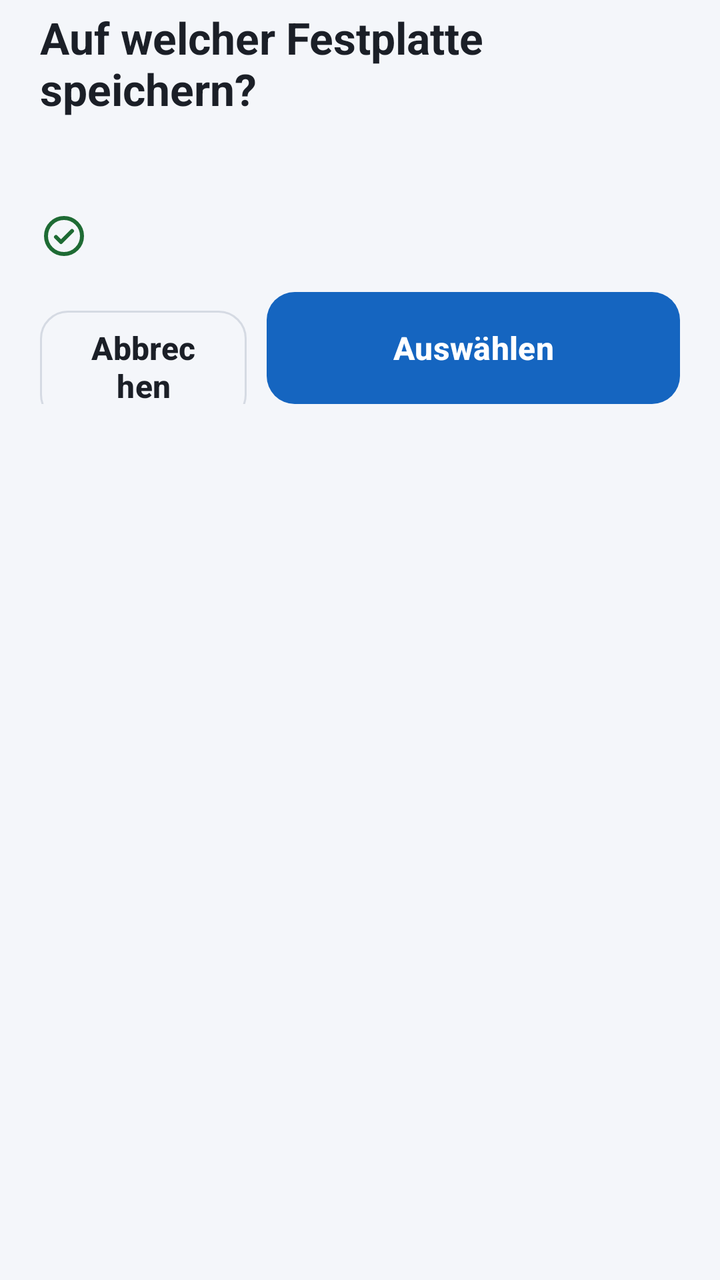
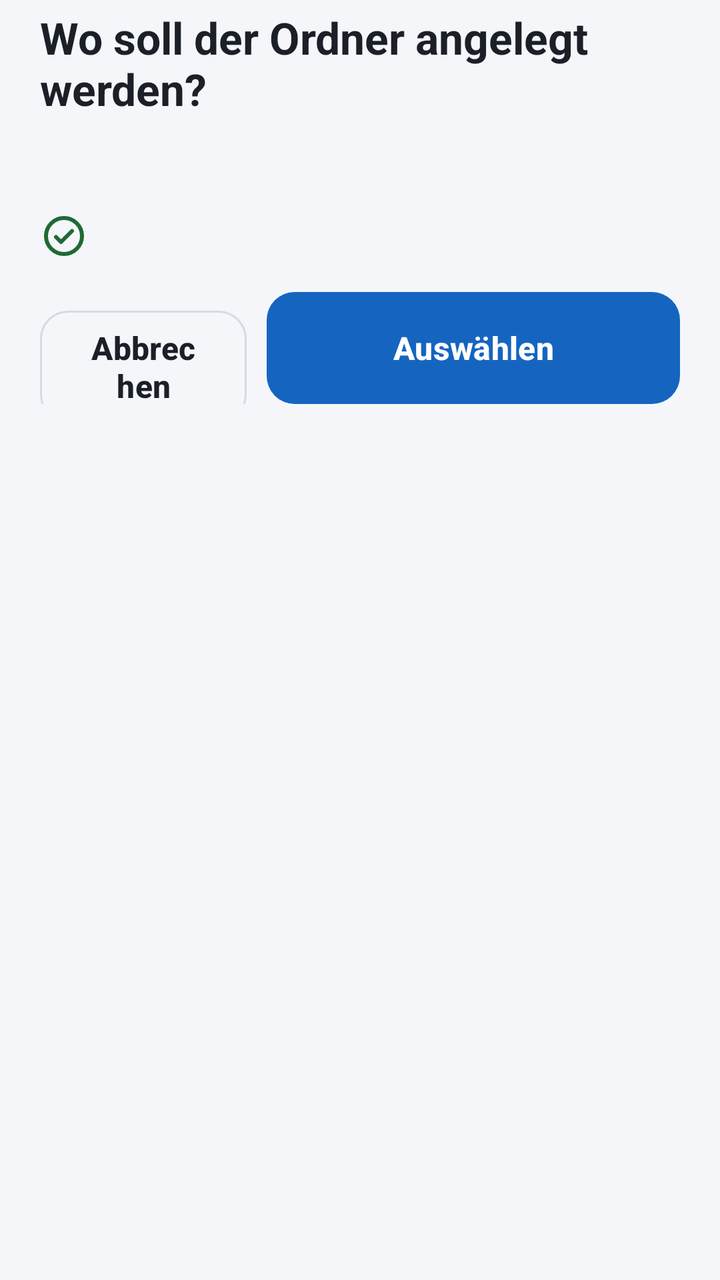

An Android layout rendered at two revisions. The XML below is the earlier revision; the diff shows what the commit changed to produce the second picture.
<!-- AndroidManifest.xml: application theme AppTheme -->
<!-- res/layout/sheet_drives.xml -->
<?xml version="1.0" encoding="utf-8"?>
<LinearLayout xmlns:android="http://schemas.android.com/apk/res/android"
    xmlns:app="http://schemas.android.com/apk/res-auto"
    android:layout_width="match_parent"
    android:layout_height="wrap_content"
    android:orientation="vertical"
    android:paddingStart="20dp"
    android:paddingTop="4dp"
    android:paddingEnd="20dp"
    android:paddingBottom="24dp">

    <TextView
        android:layout_width="match_parent"
        android:layout_height="wrap_content"
        android:text="Auf welcher Festplatte speichern?"
        android:textColor="@color/text"
        android:textSize="22sp"
        android:textStyle="bold" />

    <TextView
        android:id="@+id/tvSheetSub"
        android:layout_width="match_parent"
        android:layout_height="wrap_content"
        android:layout_marginTop="6dp"
        android:lineSpacingExtra="2dp"
        android:textColor="@color/grey"
        android:textSize="14sp" />

    <LinearLayout
        android:id="@+id/driveList"
        android:layout_width="match_parent"
        android:layout_height="wrap_content"
        android:layout_marginTop="16dp"
        android:orientation="vertical" />

    <TextView
        android:id="@+id/tvLogin"
        android:layout_width="match_parent"
        android:layout_height="wrap_content"
        android:layout_marginTop="6dp"
        android:drawablePadding="8dp"
        android:gravity="center_vertical"
        android:textColor="@color/green"
        android:textSize="13sp"
        app:drawableStartCompat="@drawable/ic_check_circle"
        app:drawableTint="@color/green" />

    <LinearLayout
        android:layout_width="match_parent"
        android:layout_height="wrap_content"
        android:layout_marginTop="16dp"
        android:orientation="horizontal">

        <com.google.android.material.button.MaterialButton
            android:id="@+id/btnCancel"
            style="@style/Widget.Material3.Button.OutlinedButton"
            android:layout_width="0dp"
            android:layout_height="56dp"
            android:layout_marginEnd="10dp"
            android:layout_weight="1"
            android:insetTop="0dp"
            android:insetBottom="0dp"
            android:text="Abbrechen"
            android:textColor="@color/text"
            android:textSize="16sp"
            android:textStyle="bold"
            app:cornerRadius="14dp"
            app:strokeColor="@color/field_line" />

        <com.google.android.material.button.MaterialButton
            android:id="@+id/btnChoose"
            style="@style/BigButton"
            android:layout_width="0dp"
            android:layout_weight="2"
            android:text="Auswählen" />
    </LinearLayout>
</LinearLayout>
<!-- resources referenced by this layout -->
<resources>
  <color name="field_line">#D5DAE3</color>
  <color name="green">#1E6B34</color>
  <color name="grey">#5F6368</color>
  <color name="text">#1B1F27</color>
  <!-- drawable ic_check_circle (drawable) -->
  <?xml version="1.0" encoding="utf-8"?>
  <vector xmlns:android="http://schemas.android.com/apk/res/android"
      android:width="24dp" android:height="24dp" android:viewportWidth="24" android:viewportHeight="24">
      <path android:pathData="M12,12m-9,0a9,9 0,1 0,18 0a9,9 0,1 0,-18 0 M8,12.5l2.5,2.5L16,9.5" android:fillColor="#00000000" android:strokeColor="#FF000000"
          android:strokeWidth="2" android:strokeLineCap="round" android:strokeLineJoin="round" />
  </vector>
  <style name="BigButton" parent="Widget.Material3.Button">
          <item name="android:layout_width">match_parent</item>
          <item name="android:layout_height">56dp</item>
          <item name="android:textSize">16sp</item>
          <item name="android:textStyle">bold</item>
          <item name="cornerRadius">14dp</item>
          <item name="android:insetTop">0dp</item>
          <item name="android:insetBottom">0dp</item>
      </style>
  <style name="AppTheme" parent="Theme.Material3.Light.NoActionBar">
          <item name="colorPrimary">@color/blue</item>
          <item name="colorOnPrimary">#FFFFFF</item>
          <item name="colorPrimaryContainer">@color/blue_soft</item>
          <item name="colorOnPrimaryContainer">@color/blue_text</item>
          <item name="colorSecondary">@color/blue</item>
          <item name="colorSecondaryContainer">@color/blue_soft</item>
          <item name="colorOutline">@color/field_line</item>
          <item name="colorSurface">#FFFFFF</item>
          <item name="android:colorBackground">@color/bg</item>
          <item name="android:windowBackground">@color/bg</item>
          <item name="android:textColorPrimary">@color/text</item>
      </style>
  <color name="blue">#1565C0</color>
  <color name="blue_soft">#E8F0FB</color>
  <color name="blue_text">#0D3A80</color>
  <color name="bg">#F4F6FA</color>
</resources>

<!-- the commit's change to res/layout/sheet_drives.xml (unified diff, before → after) -->
@@ -12,7 +12,7 @@
     <TextView
         android:layout_width="match_parent"
         android:layout_height="wrap_content"
-        android:text="Auf welcher Festplatte speichern?"
+        android:text="Wo soll der Ordner angelegt werden?"
         android:textColor="@color/text"
         android:textSize="22sp"
         android:textStyle="bold" />
@@ -26,12 +26,20 @@
         android:textColor="@color/grey"
         android:textSize="14sp" />
 
-    <LinearLayout
-        android:id="@+id/driveList"
+    <androidx.core.widget.NestedScrollView
+        android:id="@+id/listScroll"
         android:layout_width="match_parent"
         android:layout_height="wrap_content"
         android:layout_marginTop="16dp"
-        android:orientation="vertical" />
+        android:fadeScrollbars="false"
+        android:scrollbars="vertical">
+
+        <LinearLayout
+            android:id="@+id/driveList"
+            android:layout_width="match_parent"
+            android:layout_height="wrap_content"
+            android:orientation="vertical" />
+    </androidx.core.widget.NestedScrollView>
 
     <TextView
         android:id="@+id/tvLogin"
